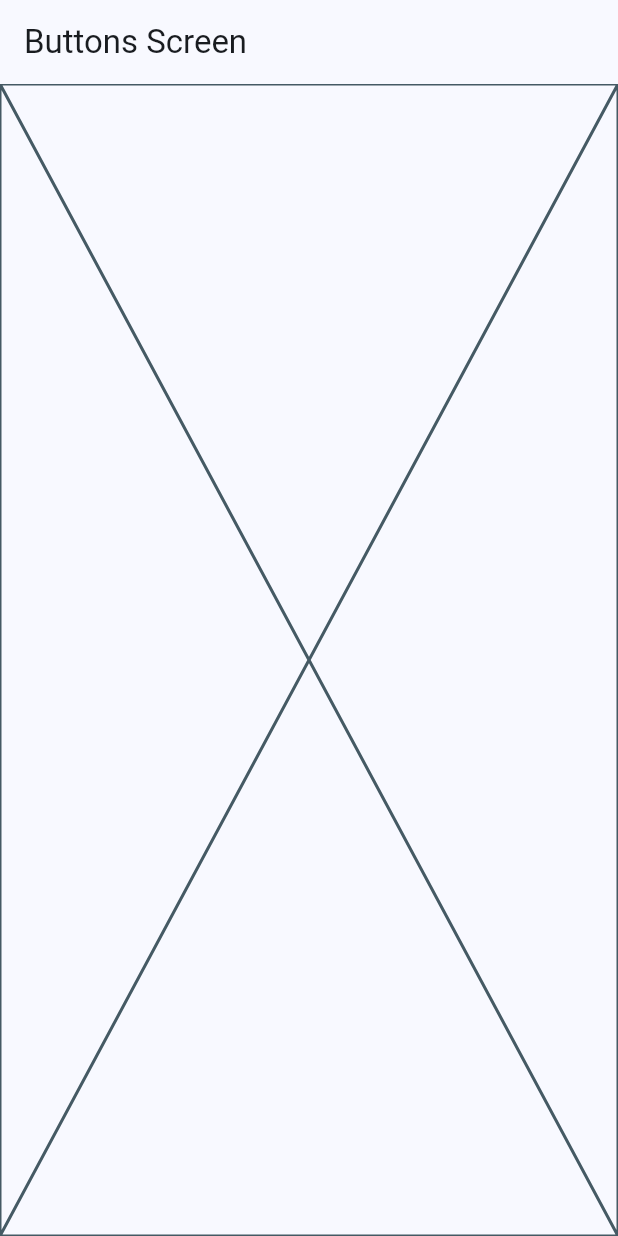
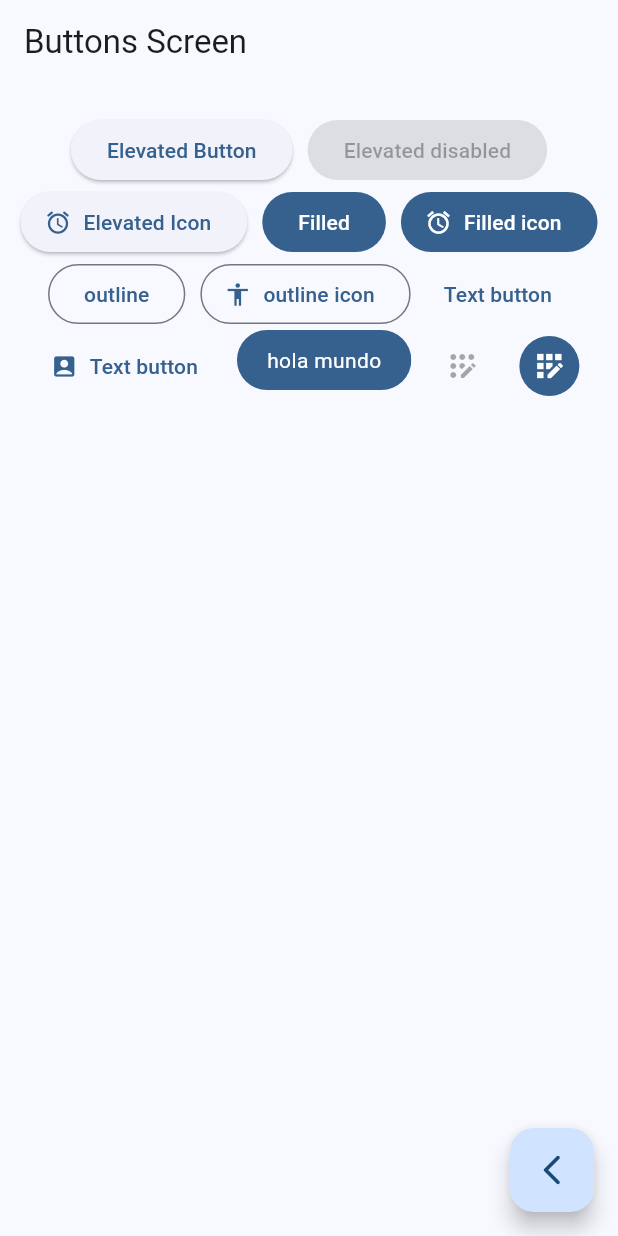
Before and after one commit to codigoinerte/flutter-widgets, a Flutter app: the ButtonsScreen screen opened by its route, on a phone screen of 412 x 824 dp. Run offline on Flutter 3.47's test engine with Material 2 defaults, Android fonts, the phone set to English and light mode, and no system bars; our stand-ins replace go_router.

Commit message:
feat: buttons screen finish

```diff
--- a/lib/presentation/screens/buttons/buttons_screen.dart
+++ b/lib/presentation/screens/buttons/buttons_screen.dart
@@ -1,4 +1,5 @@
 import 'package:flutter/material.dart';
+import 'package:go_router/go_router.dart';
 
 class ButtonsScreen extends StatelessWidget {
 
@@ -12,7 +13,93 @@ class ButtonsScreen extends StatelessWidget {
       appBar: AppBar(
         title: const Text("Buttons Screen"),
       ),
-      body: const Placeholder(),
+      body: _ButtonsView(),
+      floatingActionButton: FloatingActionButton(
+        child: const Icon(Icons.arrow_back_ios_new_rounded),
+        onPressed: (){
+          context.pop();
+        },
+
+        ),
     );
   }
 }
+
+class _ButtonsView extends StatelessWidget {
+    @override
+  Widget build(BuildContext context) {
+
+    final colors = Theme.of(context).colorScheme;
+
+    return SizedBox(
+      width: double.infinity,
+      child: Padding(
+        padding: const EdgeInsets.symmetric(horizontal: 10,vertical: 20),
+        child: Wrap(
+          spacing: 10,
+          alignment: WrapAlignment.center,
+          children: [
+            ElevatedButton(onPressed: (){}, child: const Text("Elevated Button")),
+            const ElevatedButton(onPressed: null, child: Text("Elevated disabled")),
+            ElevatedButton.icon(onPressed: (){},icon: const Icon(Icons.access_alarm_rounded), label: const Text("Elevated Icon")),
+
+            FilledButton(onPressed: (){}, child: const Text("Filled")),
+
+            FilledButton.icon(onPressed: (){}, icon: const Icon(Icons.access_alarm_sharp), label: const Text("Filled icon")),
+
+            OutlinedButton(onPressed: (){}, child: const Text("outline")),
+
+            OutlinedButton.icon(onPressed: (){}, icon: const Icon(Icons.accessibility), label: const Text("outline icon"),),
+
+            TextButton(onPressed: (){}, child: const Text("Text button")),
+
+            TextButton.icon(onPressed: (){}, icon: const Icon(Icons.account_box) ,label: const Text("Text button")),
+
+            //TODO: custom button
+            const CustomButton(),
+
+            const IconButton(onPressed: null, icon: Icon(Icons.app_registration_rounded)),
+
+            IconButton(
+                onPressed: (){},
+                icon: const Icon(Icons.app_registration_outlined),
+                style: ButtonStyle(
+                  backgroundColor: MaterialStatePropertyAll( colors.primary),
+                  iconColor: const MaterialStatePropertyAll(Colors.white)
+                )
+            )
+
+
+
+          ],
+        ),
+      ),
+    );
+  }
+}
+
+class CustomButton extends StatelessWidget {
+
+
+  const CustomButton({super.key});
+
+  @override
+  Widget build(BuildContext context) {
+
+    final colors = Theme.of(context).colorScheme;
+
+    return ClipRRect(
+      borderRadius: BorderRadius.circular(20),
+      child: Material(
+        color: colors.primary,
+        child: InkWell(
+          onTap: (){},
+          child: const Padding(
+            padding: EdgeInsets.symmetric(horizontal: 20, vertical: 10),
+            child: Text("hola mundo", style:TextStyle(color: Colors.white))
+          ),
+        ),
+      ),
+    );
+  }
+}
```
